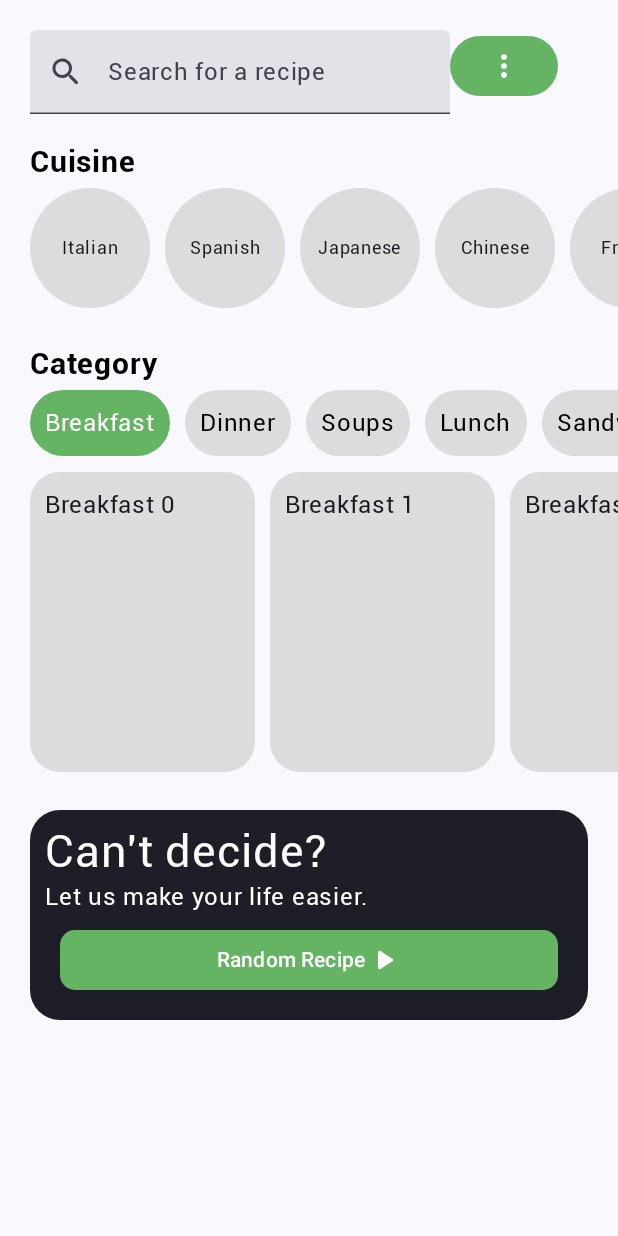
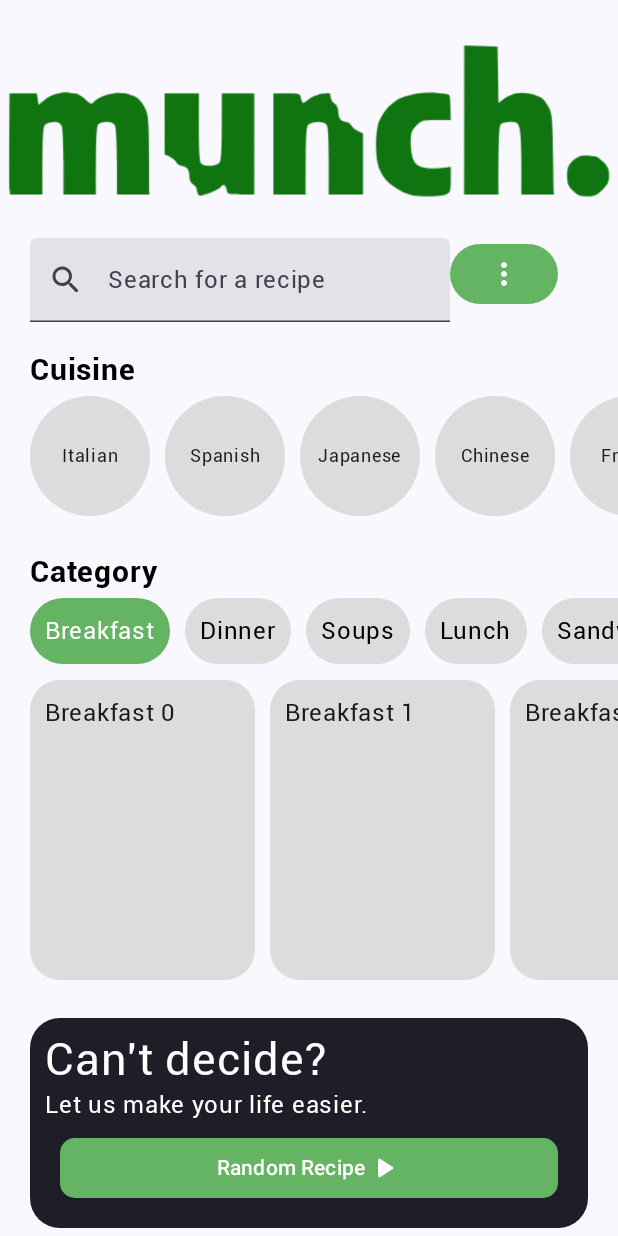
Before and after one commit to brentcenci/RecipesApplication, an Android app built with Jetpack Compose: the screen it shows after launch (MainActivity), on a phone screen of 412 x 824 dp. Run offline under Robolectric (Android 15) with nearby library versions, the phone set to English and light mode, and no system bars.

Commit message:
Added logo to new main screen

```diff
--- a/app/src/main/java/com/brentcodes/recipesapplication/ui/redesign/MainScreen.kt
+++ b/app/src/main/java/com/brentcodes/recipesapplication/ui/redesign/MainScreen.kt
@@ -1,5 +1,6 @@
 package com.brentcodes.recipesapplication.ui.redesign
 
+import androidx.compose.foundation.Image
 import androidx.compose.foundation.background
 import androidx.compose.foundation.clickable
 import androidx.compose.foundation.layout.Arrangement
@@ -37,9 +38,11 @@ import androidx.compose.runtime.remember
 import androidx.compose.ui.Alignment
 import androidx.compose.ui.Modifier
 import androidx.compose.ui.graphics.Color
+import androidx.compose.ui.res.painterResource
 import androidx.compose.ui.text.font.FontWeight
 import androidx.compose.ui.unit.dp
 import androidx.compose.ui.unit.sp
+import com.brentcodes.recipesapplication.R
 import com.brentcodes.recipesapplication.ui.theme.DarkGrey
 import com.brentcodes.recipesapplication.ui.theme.LightGrey
 import com.brentcodes.recipesapplication.ui.theme.MainGreen
@@ -53,6 +56,8 @@ fun MainScreen(modifier: Modifier = Modifier) {
         modifier = Modifier
             .fillMaxSize(),
     ) {
+        Spacer(modifier = Modifier.height(20.dp))
+        Image(painter = painterResource(id = R.drawable.munch), "Logo", modifier = Modifier.align(Alignment.CenterHorizontally))
         Spacer(modifier = Modifier.height(20.dp))
         //Search Bar
         Column(Modifier.padding(paddingValues)) {
```
